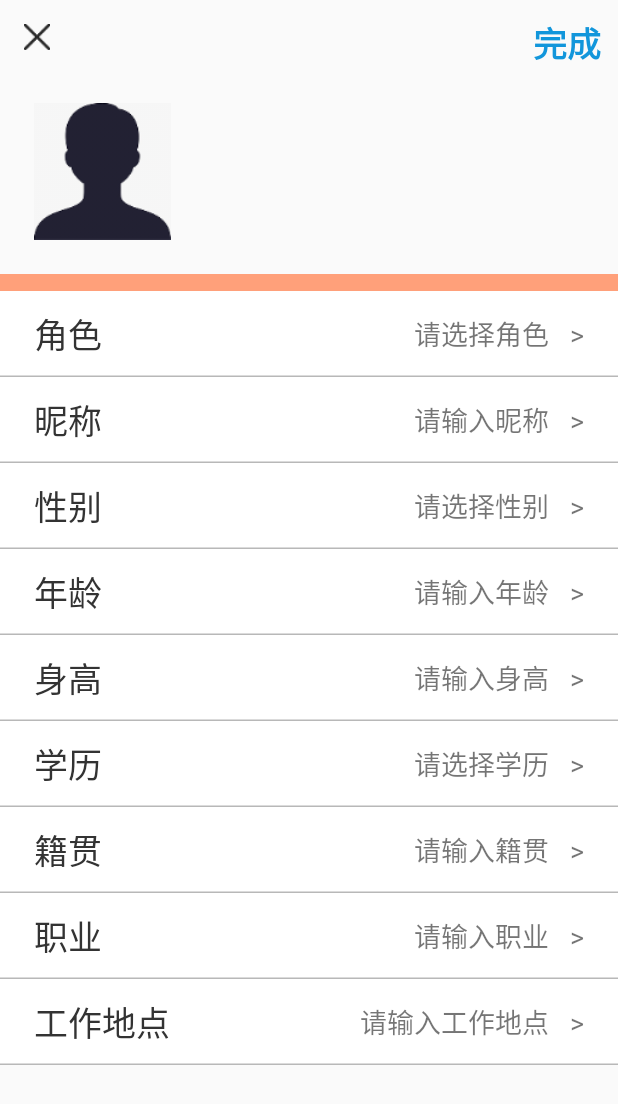
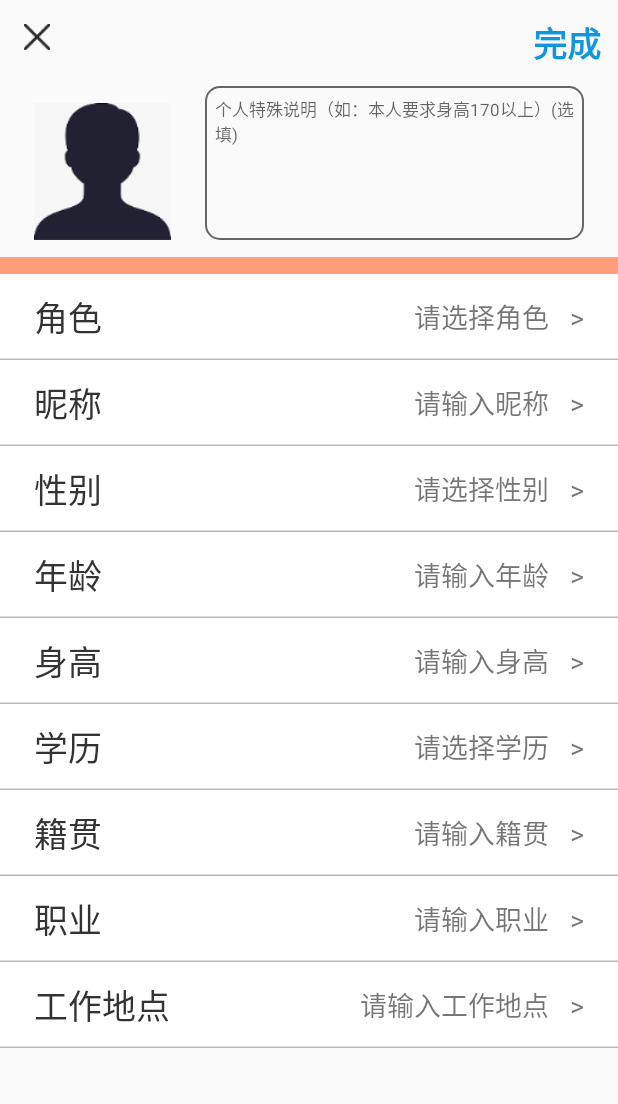
Before and after one commit to liurx589060/Xq_Project, an Android app: the RegisterActivity screen opened directly, with no data from a screen before it, on a phone screen of 412 x 824 dp. Shown: the top 1104 px of the screen. Run offline under Robolectric (Android 15) with nearby library versions, the phone set to English and light mode, and no system bars; our stand-ins replace ButterKnife, RxJava; libraries missing offline, so code that uses them is left out: cn.finalteam.rxgalleryfinal; pictures from the network do not load.

Commit message:
优化若干功能和界面

```diff
--- a/app/src/main/java/com/cd/xq/frame/MainActivity.java
+++ b/app/src/main/java/com/cd/xq/frame/MainActivity.java
@@ -201,7 +201,7 @@ public class MainActivity extends BaseActivity {
                 if(i == index) {
                     textView.setTextColor(F_SEL_TITLE_COLOR);
                     imageView.setImageResource(holder.mSelectedImageID);
-                    setStatusBarColor(((BaseFragment)holder.mFragment).getStatusColor());
+                    //setStatusBarColor(((BaseFragment)holder.mFragment).getStatusColor());
                 }else {
                     textView.setTextColor(F_NORMAL_TITLE_COLOR);
                     imageView.setImageResource(holder.mNormalImageID);
--- /dev/null
+++ b/app/src/main/res/drawable/shape_register_text_ps_bg.xml
@@ -0,0 +1,5 @@
+<?xml version="1.0" encoding="utf-8"?>
+<shape xmlns:android="http://schemas.android.com/apk/res/android">
+    <stroke android:color="@color/register_edit_ps_border" android:width="@dimen/dp_1"/>
+    <corners android:radius="@dimen/dp_8"/>
+</shape>
--- a/app/src/main/res/layout/activity_register.xml
+++ b/app/src/main/res/layout/activity_register.xml
@@ -5,12 +5,14 @@
     android:layout_width="match_parent"
     android:layout_height="match_parent"
     android:orientation="vertical"
+    android:focusable="true"
+    android:focusableInTouchMode="true"
     >
 
     <RelativeLayout
         android:layout_width="match_parent"
         android:layout_height="wrap_content"
-        android:paddingBottom="@dimen/dp_20">
+        android:paddingBottom="@dimen/dp_10">
 
         <TextView
             android:id="@+id/register_done"
@@ -45,6 +47,23 @@
             android:layout_alignParentTop="true"
             android:layout_marginTop="@dimen/dp_60"
             android:src="@drawable/chart_room_default_head" />
+
+        <EditText
+            android:id="@+id/register_edit_ps"
+            android:layout_toRightOf="@+id/register_img_head"
+            android:layout_alignParentTop="true"
+            android:layout_marginTop="@dimen/dp_50"
+            android:layout_marginRight="@dimen/dp_20"
+            android:layout_marginLeft="@dimen/dp_20"
+            android:layout_width="match_parent"
+            android:layout_height="@dimen/dp_90"
+            android:hint="个人特殊说明（如：本人要求身高170以上）(选填)"
+            android:textSize="@dimen/sp_10"
+            android:textColor="#333333"
+            android:gravity="top"
+            android:padding="@dimen/dp_6"
+            android:background="@drawable/shape_register_text_ps_bg"
+            />
     </RelativeLayout>
 
     <LinearLayout
@@ -314,6 +333,7 @@
                     android:text="请输入工作地点   >"
                     android:textSize="@dimen/sp_16" />
             </RelativeLayout>
+
         </LinearLayout>
     </ScrollView>
 
--- a/app/src/main/res/values/colors.xml
+++ b/app/src/main/res/values/colors.xml
@@ -5,4 +5,5 @@
     <color name="colorAccent">#FF4081</color>
 
     <color name="tab_background">#ffa07a</color>
+    <color name="register_edit_ps_border">#666666</color>
 </resources>
--- a/chart.module/src/main/res/layout/layout_chart_ui_item_system.xml
+++ b/chart.module/src/main/res/layout/layout_chart_ui_item_system.xml
@@ -17,7 +17,7 @@
         android:layout_width="match_parent"
         android:layout_height="wrap_content"
         android:layout_marginLeft="@dimen/dp_15"
-        android:textSize="@dimen/sp_8"
+        android:textSize="@dimen/sp_13"
         android:textColor="#22c4a1"
         android:text="是地方客人看看看的看法空荡荡的"
         />
--- a/util.module/src/main/java/com/cd/xq/module/util/base/BaseActivity.java
+++ b/util.module/src/main/java/com/cd/xq/module/util/base/BaseActivity.java
@@ -27,12 +27,12 @@ public class BaseActivity extends AppCompatActivity {
     }
 
     private void toSetSatusBar() {
-        if(isTranslucentStatusBar())
-        {
-            translucentStatusBar(true);
-        }else {
-            setStatusBarColor(getStatusBarColor());
-        }
+//        if(isTranslucentStatusBar())
+//        {
+//            translucentStatusBar(true);
+//        }else {
+//            setStatusBarColor(getStatusBarColor());
+//        }
     }
 
     @Override
```
Also changed, not shown: app/src/main/java/com/cd/xq/login/RegisterActivity.java (+74 -69 lines), chart.module/src/main/java/com/cd/xq/module/chart/manager/HeadInfoViewMg.java (added, +77 -0 lines), chart.module/src/main/java/com/cd/xq/module/chart/manager/XqStatusChartUIViewMg.java (+57 -7 lines), chart.module/src/main/res/layout/layout_chart_room.xml (+22 -1 lines), chart.module/src/main/res/layout/layout_head_info.xml (added, +69 -0 lines), util.module/src/main/java/com/cd/xq/module/util/beans/user/UserInfoBean.java (+9 -0 lines), 60 other files.
